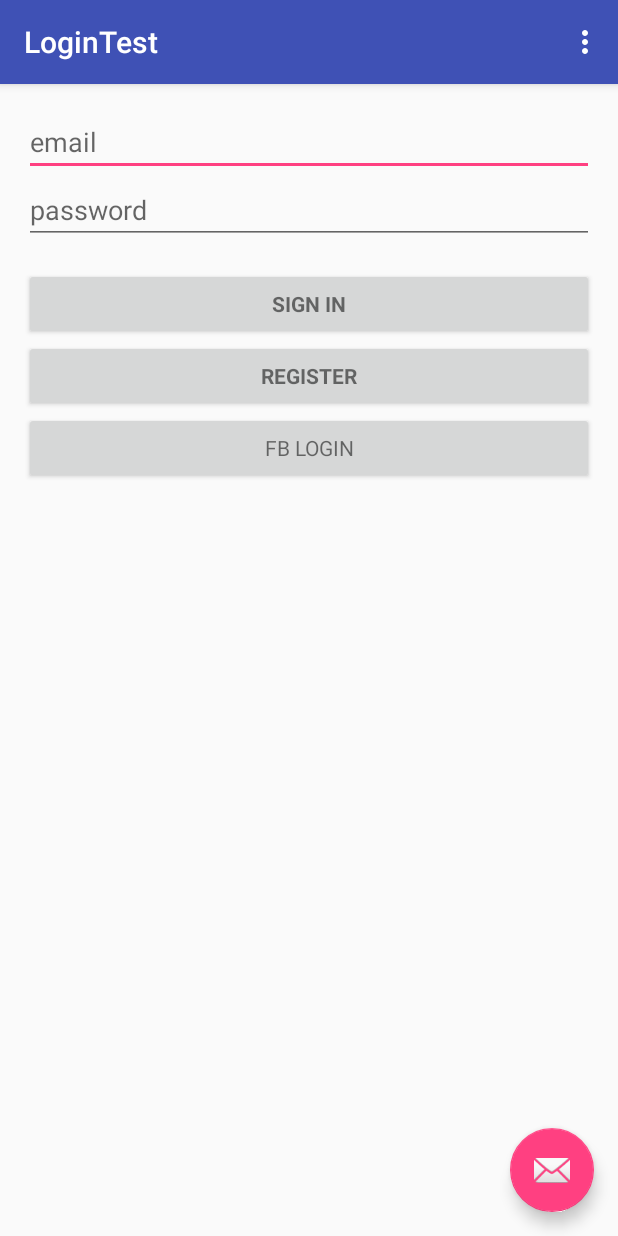
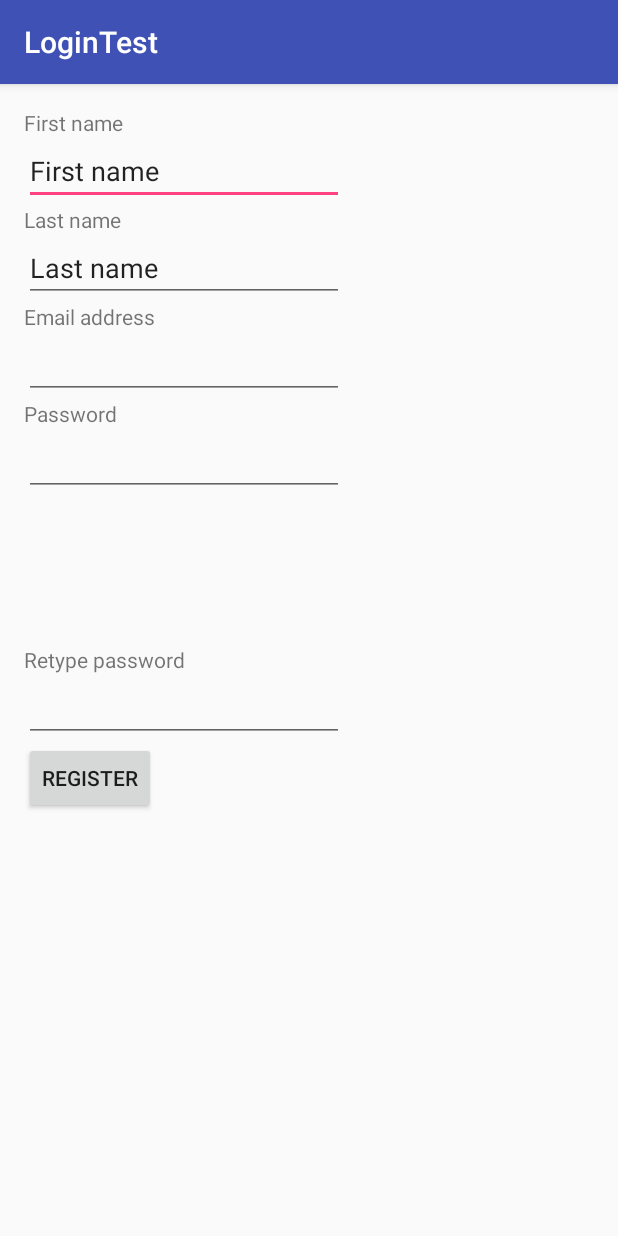
Before and after one commit to Antivius/FleaLoginTest, an Android app: the screen it shows after launch (MainActivity before the commit, UserRegistration after it), after a tap on "REGISTER", on a phone screen of 412 x 824 dp. Run offline under Robolectric (Android 15) with nearby library versions, the phone set to English and light mode, and no system bars; libraries missing offline, so code that uses them is left out: com.backendless, com.backendless.async, com.facebook, com.facebook.login; 4 statements that could not run were skipped.

Commit message:
New registration page

```diff
--- a/app/build.gradle
+++ b/app/build.gradle
@@ -19,10 +19,15 @@ android {
     }
 }
 
+repositories {
+    mavenCentral()
+}
+
 dependencies {
     compile fileTree(dir: 'libs', include: ['*.jar'])
     testCompile 'junit:junit:4.12'
     compile 'com.android.support:appcompat-v7:23.2.1'
     compile 'com.android.support:design:23.2.1'
     compile project(':backendless')
+    compile 'com.facebook.android:facebook-android-sdk:4.+'
 }
--- a/app/src/main/java/com/example/antti/logintest/MainActivity.java
+++ b/app/src/main/java/com/example/antti/logintest/MainActivity.java
@@ -15,6 +15,8 @@ import android.widget.Toast;
 import com.backendless.Backendless;
 import com.backendless.BackendlessUser;
 import com.backendless.async.callback.AsyncCallback;
+import com.facebook.FacebookSdk;
+import com.facebook.login.LoginManager;
 
 import java.util.Collections;
 import java.util.HashMap;
@@ -36,6 +38,7 @@ public class MainActivity extends AppCompatActivity {
         setContentView(R.layout.activity_main);
         Toolbar toolbar = (Toolbar) findViewById(R.id.toolbar);
         setSupportActionBar(toolbar);
+        FacebookSdk.sdkInitialize(getApplicationContext());
 
         String appVersion = "v1";
         Backendless.initApp(this, APP_ID, SECRET_KEY, appVersion);
@@ -44,16 +47,21 @@ public class MainActivity extends AppCompatActivity {
         mPasswordView = (EditText)findViewById(R.id.password);
 
         Button registerButton = (Button) findViewById( R.id.registerButton );
-
-        View.OnClickListener registerButtonClickListener = createRegisterButtonClickListener();
-
-        registerButton.setOnClickListener( registerButtonClickListener );
+        //View.OnClickListener registerButtonClickListener = createRegisterButtonClickListener();
+        registerButton.setOnClickListener(new View.OnClickListener() {
+            @Override
+            public void onClick(View v) {
+                goRegistration();
+            }
+        });
 
         Button loginButton = (Button) findViewById( R.id.loginButton );
         loginButton.setOnClickListener(createLoginButtonListener());
 
         Button fbLoginButton = (Button) findViewById(R.id.fbLoginButton);
         fbLoginButton.setOnClickListener(createFBLoginButtonListner());
+
+        LoginManager.getInstance().logOut(); //Logout facebook user if left logged in from last time
 
     }
 
@@ -116,18 +124,6 @@ public class MainActivity extends AppCompatActivity {
     public void loginUser( String email, String password, AsyncCallback<BackendlessUser> loginCallback )
     {
         Backendless.UserService.login(email, password, loginCallback);
-    }
-
-    public void sign_in(View view){
-        String email = mEmailView.getText().toString();
-        String password = mPasswordView.getText().toString();
-
-        BackendlessUser user = new BackendlessUser();
-
-        user = Backendless.UserService.login( email, password );
-        Log.i("Sign in", email);
-
-
     }
 
     public LoadingCallback<BackendlessUser> createRegistrationCallback()
@@ -250,4 +246,10 @@ public class MainActivity extends AppCompatActivity {
     public boolean isLoginValid(String email,String password){
         return Validator.isLoginValid();
     }
+
+    public void goRegistration(){
+        Intent registrationIntent = new Intent( MainActivity.this, UserRegistration.class );
+        startActivity( registrationIntent );
+        finish();
+    }
 }
--- /dev/null
+++ b/app/src/main/java/com/example/antti/logintest/UserRegistration.java
@@ -0,0 +1,116 @@
+package com.example.antti.logintest;
+
+import android.support.v7.app.AppCompatActivity;
+import android.os.Bundle;
+import android.view.View;
+import android.widget.Button;
+import android.widget.EditText;
+import android.widget.Toast;
+
+import com.backendless.Backendless;
+import com.backendless.BackendlessUser;
+import com.backendless.async.callback.AsyncCallback;
+
+public class UserRegistration extends AppCompatActivity {
+
+    private EditText fname;
+    private EditText lname;
+    private EditText email;
+    private EditText pwd;
+    private EditText pwd_confirm;
+
+    private static final String APP_ID = "C9435C02-8205-26CC-FF63-3067244CAF00";
+    private static final String SECRET_KEY="D1A3A4A0-BD38-37CB-FF5E-D582B1E47600";
+
+    @Override
+    protected void onCreate(Bundle savedInstanceState) {
+        super.onCreate(savedInstanceState);
+        setContentView(R.layout.activity_user_registration);
+
+        String appVersion = "v1";
+        com.backendless.Backendless.initApp(this, APP_ID, SECRET_KEY, appVersion);
+
+        fname = (EditText)findViewById(R.id.editText_FName);
+        lname= (EditText)findViewById(R.id.editText_Lname);
+        email= (EditText)findViewById(R.id.editText_email);
+        pwd = (EditText)findViewById(R.id.editText_password);
+        pwd_confirm= (EditText)findViewById(R.id.editText_confirm_pwd);
+
+        Button registerButton = (Button) findViewById( R.id.button_register );
+        View.OnClickListener registerButtonClickListener = createRegisterButtonClickListener();
+        registerButton.setOnClickListener(registerButtonClickListener);
+    }
+
+    public View.OnClickListener createRegisterButtonClickListener()
+    {
+        return new View.OnClickListener()
+        {
+            @Override
+            public void onClick( View v )
+            {
+                String firstname =  fname.getText().toString();
+                String lastname = lname.getText().toString();
+                String mail = email.getText().toString();
+                String password = pwd.getText().toString();
+                String password_conf = pwd_confirm.getText().toString();
+
+                if( is_email_valid(mail)){
+                    if(!password.isEmpty() && !password_conf.isEmpty() && is_pwd_valid(password,password_conf)){
+                        LoadingCallback<BackendlessUser> registrationCallback = createRegistrationCallback();
+
+                        registrationCallback.showLoading();
+                        registerUser(firstname, lastname, mail, password, registrationCallback);
+
+                    }
+                }
+
+            }
+        };
+    }
+
+    private boolean is_pwd_valid(String password, String password_conf) {
+        if(password.equals(password_conf)){
+            return true;
+        }
+        else{
+            Toast.makeText(UserRegistration.this,"Password does not match",Toast.LENGTH_LONG).show();
+            return false;
+        }
+    }
+
+    public LoadingCallback<BackendlessUser> createRegistrationCallback()
+    {
+        return new LoadingCallback<BackendlessUser>( this, getString( R.string.registration) )
+        {
+            @Override
+            public void handleResponse( BackendlessUser registeredUser )
+            {
+                super.handleResponse( registeredUser );
+                Toast.makeText( UserRegistration.this, String.format( getString( R.string.info_registered ), registeredUser.getObjectId() ), Toast.LENGTH_LONG).show();
+            }
+        };
+    }
+
+    public void registerUser( String fname, String lname, String email, String password,
+                               AsyncCallback<BackendlessUser> registrationCallback )
+    {
+        BackendlessUser user = new BackendlessUser();
+        user.setProperty("name",fname);
+        user.setProperty("lastname",lname);
+        user.setEmail(email);
+        user.setPassword(password);
+
+
+        //Backendless handles password hashing by itself, so we don't need to send hash instead of plain text
+        Backendless.UserService.register(user, registrationCallback);
+    }
+
+    private boolean is_email_valid(String email) {
+        if (email.contains("@")) {
+            return true;
+        } else {
+            Toast.makeText(UserRegistration.this, "Invalid email address", Toast.LENGTH_LONG).show();
+            return false;
+        }
+    }
+}
--- /dev/null
+++ b/app/src/main/res/layout/activity_user_registration.xml
@@ -0,0 +1,118 @@
+<?xml version="1.0" encoding="utf-8"?>
+<RelativeLayout xmlns:android="http://schemas.android.com/apk/res/android"
+    xmlns:tools="http://schemas.android.com/tools"
+    android:layout_width="match_parent"
+    android:layout_height="match_parent"
+    android:paddingBottom="@dimen/activity_vertical_margin"
+    android:paddingLeft="@dimen/activity_horizontal_margin"
+    android:paddingRight="@dimen/activity_horizontal_margin"
+    android:paddingTop="@dimen/activity_vertical_margin"
+    tools:context="com.example.antti.logintest.UserRegistration">
+
+    <TextView
+        android:layout_width="wrap_content"
+        android:layout_height="wrap_content"
+        android:text="First name"
+        android:id="@+id/textView_name"
+        android:layout_alignParentTop="true"
+        android:layout_alignParentLeft="true"
+        android:layout_alignParentStart="true" />
+
+    <EditText
+        android:layout_width="wrap_content"
+        android:layout_height="wrap_content"
+        android:inputType="textPersonName"
+        android:text="First name"
+        android:ems="10"
+        android:id="@+id/editText_FName"
+        android:layout_below="@+id/textView_name"
+        android:layout_alignParentLeft="true"
+        android:layout_alignParentStart="true" />
+
+    <TextView
+        android:layout_width="wrap_content"
+        android:layout_height="wrap_content"
+        android:text="Last name"
+        android:id="@+id/textView_last_name"
+        android:layout_below="@+id/editText_FName"
+        android:layout_alignParentLeft="true"
+        android:layout_alignParentStart="true" />
+
+    <EditText
+        android:layout_width="wrap_content"
+        android:layout_height="wrap_content"
+        android:inputType="textPersonName"
+        android:text="Last name"
+        android:ems="10"
+        android:id="@+id/editText_Lname"
+        android:layout_below="@+id/textView_last_name"
+        android:layout_alignParentLeft="true"
+        android:layout_alignParentStart="true" />
+
+    <TextView
+        android:layout_width="wrap_content"
+        android:layout_height="wrap_content"
+        android:id="@+id/textView_email"
+        android:layout_below="@+id/editText_Lname"
+        android:layout_alignParentLeft="true"
+        android:layout_alignParentStart="true"
+        android:text="Email address" />
+
+    <EditText
+        android:layout_width="wrap_content"
+        android:layout_height="wrap_content"
+        android:inputType="textEmailAddress"
+        android:ems="10"
+        android:id="@+id/editText_email"
+        android:layout_below="@+id/textView_email"
+        android:layout_alignParentLeft="true"
+        android:layout_alignParentStart="true" />
+
+    <TextView
+        android:layout_width="wrap_content"
+        android:layout_height="wrap_content"
+        android:text="Password"
+        android:id="@+id/textView_password"
+        android:layout_below="@+id/editText_email"
+        android:layout_alignParentLeft="true"
+        android:layout_alignParentStart="true" />
+
+    <EditText
+        android:layout_width="wrap_content"
+        android:layout_height="wrap_content"
+        android:inputType="textPassword"
+        android:ems="10"
+        android:id="@+id/editText_password"
+        android:layout_below="@+id/textView_password"
+        android:layout_alignParentLeft="true"
+        android:layout_alignParentStart="true" />
+
+    <TextView
+        android:layout_width="wrap_content"
+        android:layout_height="wrap_content"
+        android:text="Retype password"
+        android:id="@+id/textView_confirm_pwd"
+        android:layout_centerVertical="true"
+        android:layout_alignParentLeft="true"
+        android:layout_alignParentStart="true" />
+
+    <EditText
+        android:layout_width="wrap_content"
+        android:layout_height="wrap_content"
+        android:inputType="textPassword"
+        android:ems="10"
+        android:id="@+id/editText_confirm_pwd"
+        android:layout_below="@+id/textView_confirm_pwd"
+        android:layout_alignParentLeft="true"
+        android:layout_alignParentStart="true" />
+
+    <Button
+        android:layout_width="wrap_content"
+        android:layout_height="wrap_content"
+        android:text="Register"
+        android:id="@+id/button_register"
+        android:layout_below="@+id/editText_confirm_pwd"
+        android:layout_alignParentLeft="true"
+        android:layout_alignParentStart="true" />
+
+</RelativeLayout>
--- a/app/src/main/res/values/strings.xml
+++ b/app/src/main/res/values/strings.xml
@@ -13,7 +13,7 @@
     <string name="info_registered_template">Registered. ObjectId: %s</string>
     <string name="info_registered_success">Registered successfully</string>
     <string name="info_logged_in">Logged in. ObjectId: %s</string>
-
     <string name="info_registered">Registered. ObjectId: %s</string>
-    <string name="registration">Working...</string>
+    <string name="registration">Registering user</string>
+    <string name="facebook_app_id">519635568243793</string>
 </resources>
--- a/build.gradle
+++ b/build.gradle
@@ -5,7 +5,7 @@ buildscript {
         jcenter()
     }
     dependencies {
-        classpath 'com.android.tools.build:gradle:2.0.0'
+        classpath 'com.android.tools.build:gradle:2.1.0-beta1'
 
         // NOTE: Do not place your application dependencies here; they belong
         // in the individual module build.gradle files
```
Also changed, not shown: app/src/main/AndroidManifest.xml (+12 -1 lines), app/src/main/java/com/example/antti/logintest/UserActivity.java (+15 -1 lines), app/src/main/res/layout/activity_user.xml (+8 -0 lines), app/src/main/res/layout/content_main.xml (+13 -3 lines).
